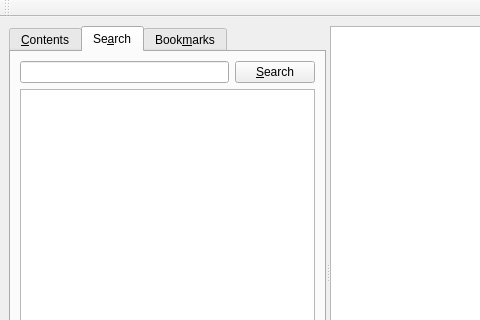
This is scribus/ui/helpbrowser2.ui in scribusproject/scribus as Qt 5 draws it before an edit; both pictures show x 0 to 480 and y 0 to 320 of the 630 by 548 pixel window. The edited form follows.
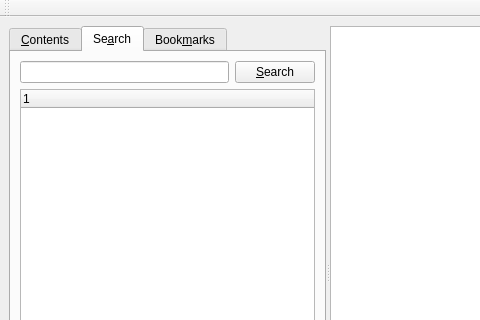
This is the edited form. The open tabs and pages were chosen to show the change.

Commit message: Bookmarks and Searching in helpbrowser basically working now.

What changed in the file:
```diff
--- a/scribus/ui/helpbrowser2.ui
+++ b/scribus/ui/helpbrowser2.ui
@@ -64,7 +64,7 @@
           </layout>
          </item>
          <item>
-          <widget class="QTreeView" name="searchingView" />
+          <widget class="QTreeWidget" name="searchingView" />
          </item>
         </layout>
        </widget>
```
Left out of the diff: 2 changed lines with no effect on the pictures. The commit also changes 4 other files.
